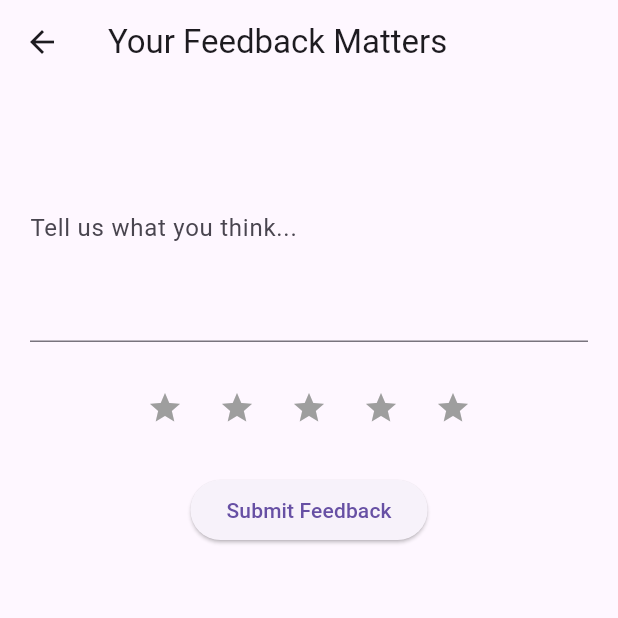
After one commit to Santana-clauss/PLP-Group-E-App, a Flutter app: the FeedbackPage screen opened directly, on a phone screen of 412 x 824 dp, the top half of it. The commit adds this screen. Run offline on Flutter 3.47's test engine with Material 3 defaults, Android fonts, the phone set to English and light mode, and no system bars; our stand-ins replace get, google_nav_bar.

Commit message:
added feedback page

```diff
--- a/lib/config/constants.dart
+++ b/lib/config/constants.dart
@@ -13,6 +13,6 @@ const Color redColor = Color.fromRGBO(245, 151, 148,0);
 
 // constants.dart
 
-const Color primary2Color = Color(0xFF75E0CF);
+const Color primary2Color = Color(0xFF228b22);
 const Color secondary2Color = Color(0xFFF1F19C);
 const Color greenColor = Color(0xFF2e6f40);
--- a/lib/main.dart
+++ b/lib/main.dart
@@ -3,7 +3,7 @@ import 'package:get/get.dart';
 import 'package:provider/provider.dart';
 import 'package:shopeasy/utils/routes.dart';
 import 'package:shopeasy/views/cartprovider.dart';
-import 'package:shopeasy/views/screens/dashboard.dart';
+
 
 void main() {
   runApp(
--- /dev/null
+++ b/lib/views/screens/feedback.dart
@@ -0,0 +1,73 @@
+import 'package:flutter/material.dart';
+
+class FeedbackPage extends StatelessWidget {
+  @override
+  Widget build(BuildContext context) {
+    // Create a Scaffold as the base structure
+    return Scaffold(
+      appBar: AppBar(
+        title: Text('Your Feedback Matters'), // Set the app bar title
+      ),
+      body: SingleChildScrollView(
+        // Allow scrolling for long feedback
+        child: Padding(
+          padding: const EdgeInsets.all(20.0), // Add padding around content
+          child: Column(
+            children: [
+              // Text field for feedback
+              TextField(
+                decoration: InputDecoration(
+                  labelText: 'Tell us what you think...', // Set label text
+                ),
+                maxLines: 5, // Allow multiple lines of input
+              ),
+              SizedBox(height: 20.0), // Add spacing between elements
+              // Rating bar for user satisfaction
+              RatingBar(), // Call RatingBar widget (explained later)
+              SizedBox(height: 20.0),
+              // Button to submit feedback
+              ElevatedButton(
+                onPressed: () {
+                  // Handle form submission (explained later)
+                  print('Feedback submitted!');
+                },
+                child: Text('Submit Feedback'),
+              ),
+            ],
+          ),
+        ),
+      ),
+    );
+  }
+}
+
+// This widget represents the star rating bar
+class RatingBar extends StatefulWidget {
+  @override
+  _RatingBarState createState() => _RatingBarState();
+}
+
+class _RatingBarState extends State<RatingBar> {
+  double rating = 0.0;
+
+  @override
+  Widget build(BuildContext context) {
+    return Row(
+      mainAxisAlignment: MainAxisAlignment.center, // Center the stars
+      children: List.generate(5, (index) {
+        // Generate 5 star icons
+        return IconButton(
+          icon: Icon(
+            Icons.star,
+            color: (rating >= index + 1) ? Colors.amber : Colors.grey,
+          ),
+          onPressed: () {
+            setState(() {
+              rating = index + 1.0; // Update rating on tap
+            });
+          },
+        );
+      }),
+    );
+  }
+}
```
Also changed, not shown: lib/views/cartprovider.dart (+33 -5 lines), lib/views/categoryItemspage.dart (+15 -4 lines), lib/views/nav.dart (+10 -5 lines), lib/views/screens/cartpage.dart (+17 -3 lines), lib/views/screens/checkout.dart (+9 -3 lines), lib/views/screens/dashboard.dart (+69 -85 lines), lib/views/screens/profile.dart (+1 -11 lines), assets/images/woman.png (added).
